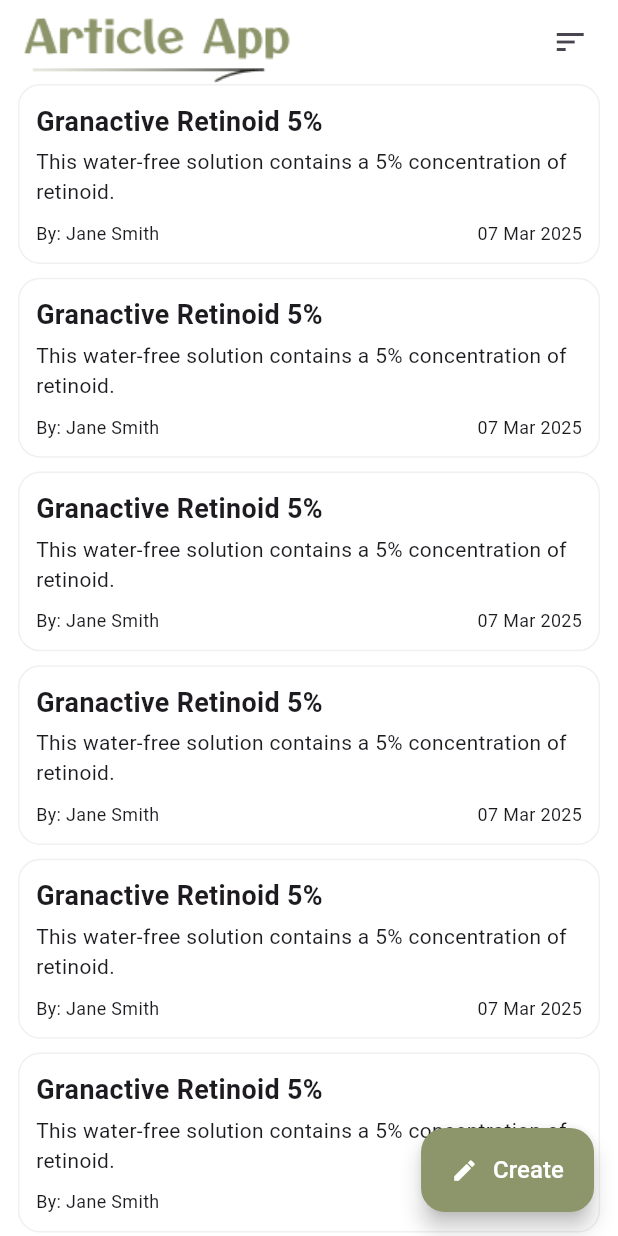
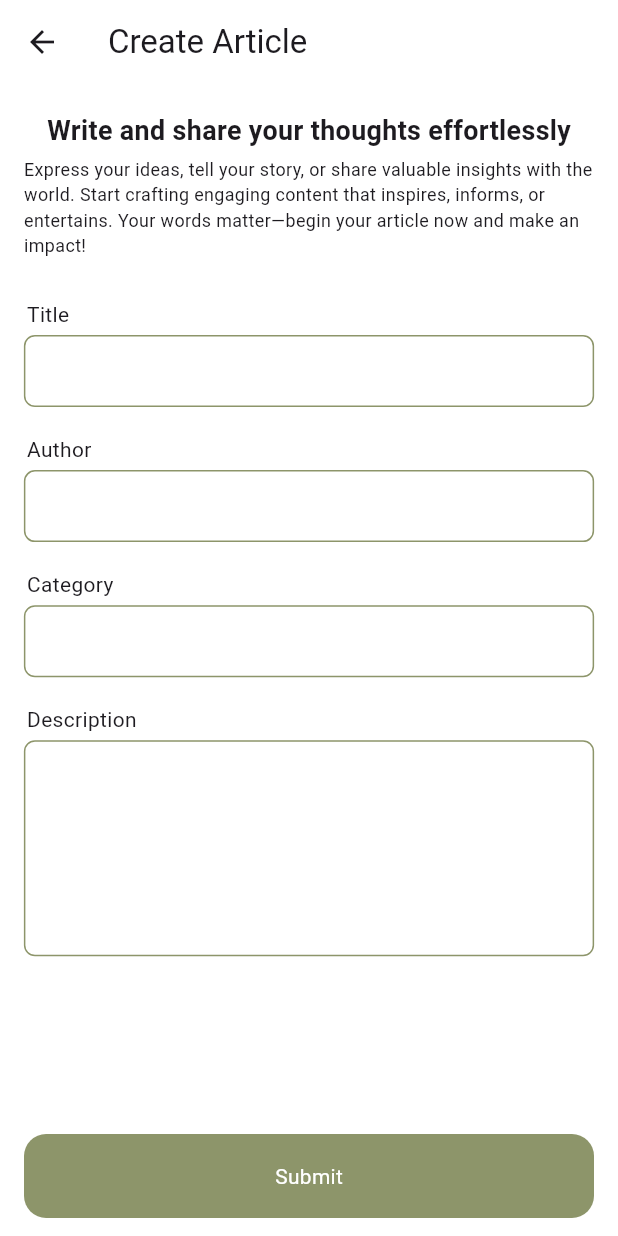
Before and after one commit to asadique2/article_app, a Flutter app: the screen it shows after launch, after a tap on "Create", on a phone screen of 412 x 824 dp. Run offline on Flutter 3.47's test engine with Material 3 defaults, Android fonts, the phone set to English and light mode, and no system bars; our stand-ins replace dio, flutter_screenutil, get.

Commit message:
complete article details and setup dio for api calling

```diff
--- /dev/null
+++ b/article_app/lib/app/modeule/article/binding/add_article_binding.dart
@@ -0,0 +1,9 @@
+import 'package:article_app/app/modeule/article/controller/add_article_controller.dart';
+import 'package:get/get.dart';
+
+class AddArticleBinding extends Bindings {
+  @override
+  void dependencies() {
+    Get.put(AddArticleController());
+  }
+}
--- /dev/null
+++ b/article_app/lib/app/modeule/article/controller/add_article_controller.dart
@@ -0,0 +1,3 @@
+import 'package:article_app/base/base_controller.dart';
+
+class AddArticleController extends BaseController {}
--- /dev/null
+++ b/article_app/lib/app/modeule/article/view/add_article_screen.dart
@@ -0,0 +1,57 @@
+import 'package:article_app/app/themes/app_colors.dart';
+import 'package:article_app/app/widgets/common_input_filed.dart';
+import 'package:article_app/app/widgets/common_text.dart';
+import 'package:article_app/app/widgets/custom_button.dart';
+import 'package:article_app/utils/text_field_wrapper.dart';
+import 'package:flutter/material.dart';
+import 'package:flutter_screenutil/flutter_screenutil.dart';
+import 'package:get/get.dart';
+
+class AddArticleScreen extends StatefulWidget {
+  const AddArticleScreen({super.key});
+
+  @override
+  State<AddArticleScreen> createState() => _AddArticleScreenState();
+}
+
+class _AddArticleScreenState extends State<AddArticleScreen> {
+  @override
+  Widget build(BuildContext context) {
+    return Scaffold(
+      appBar: AppBar(title: Text('Create Article')),
+      body: SingleChildScrollView(
+        child: Column(
+          children: [
+            SizedBox(height: 20.h),
+            title(text: 'Write and share your thoughts effortlessly'),
+            SizedBox(height: 4.h),
+            caption(
+              text:
+                  'Express your ideas, tell your story, or share valuable insights with the world. Start crafting engaging content that inspires, informs, or entertains. Your words matter—begin your article now and make an impact!',
+            ),
+            SizedBox(height: 30.h),
+            CommonInputField(wrapper: TextFieldWrapper(), labelText: 'Title'),
+            SizedBox(height: 20.h),
+            CommonInputField(wrapper: TextFieldWrapper(), labelText: 'Author'),
+            SizedBox(height: 20.h),
+            CommonInputField(
+              wrapper: TextFieldWrapper(),
+              labelText: 'Category',
+            ),
+            SizedBox(height: 20.h),
+            CommonInputField(
+              wrapper: TextFieldWrapper(),
+              labelText: 'Description',
+              maxLine: 5,
+            ),
+          ],
+        ).paddingSymmetric(horizontal: 16.w),
+      ),
+      bottomNavigationBar: BottomAppBar(
+        surfaceTintColor: AppColors.whiteColor,
+        color: AppColors.whiteColor,
+        child: CustomButton(name: 'Submit', onTap: () {}),
+      ),
+    );
+  }
+}
--- a/article_app/lib/app/modeule/article/view/article_screen.dart
+++ b/article_app/lib/app/modeule/article/view/article_screen.dart
@@ -7,9 +7,6 @@ import 'package:article_app/utils/text_field_wrapper.dart';
 import 'package:flutter/material.dart';
 import 'package:flutter_screenutil/flutter_screenutil.dart';
 import 'package:get/get.dart';
-
-import '../../../widgets/common_input_filed.dart';
-import '../../../widgets/custom_button.dart';
 import '../controller/article_controller.dart';
 
 class ArticleScreen extends GetView<ArticleController> {
@@ -30,7 +27,7 @@ class ArticleScreen extends GetView<ArticleController> {
       floatingActionButton: FloatingActionButton.extended(
         backgroundColor: AppColors.baseColor,
         foregroundColor: AppColors.whiteColor,
-        onPressed: () {},
+        onPressed: () => Get.toNamed(Routes.create_article),
         label: Row(
           children: [
             Icon(Icons.edit, size: 18.sp),
--- a/article_app/lib/app/routes/app_routes.dart
+++ b/article_app/lib/app/routes/app_routes.dart
@@ -1,5 +1,7 @@
+import 'package:article_app/app/modeule/article/binding/add_article_binding.dart';
 import 'package:article_app/app/modeule/article/binding/article_binding.dart';
 import 'package:article_app/app/modeule/article/binding/article_details_binding.dart';
+import 'package:article_app/app/modeule/article/view/add_article_screen.dart';
 import 'package:article_app/app/modeule/article/view/article_screen.dart';
 import 'package:get/get_navigation/src/routes/get_route.dart';
 
@@ -23,5 +25,10 @@ class AppPages {
       page: () => const ArticleDetailsScreen(),
       binding: ArticleDetailsBinding(),
     ),
+    GetPage(
+      name: Routes.create_article,
+      page: () => const AddArticleScreen(),
+      binding: AddArticleBinding(),
+    ),
   ];
 }
--- a/article_app/lib/app/widgets/common_input_filed.dart
+++ b/article_app/lib/app/widgets/common_input_filed.dart
@@ -58,6 +58,11 @@ class CommonInputField extends StatelessWidget {
         crossAxisAlignment: CrossAxisAlignment.start,
         mainAxisSize: MainAxisSize.min,
         children: [
+          Column(
+            crossAxisAlignment: CrossAxisAlignment.start,
+            children: [
+              body(text: labelText).paddingSymmetric(horizontal: 2.w),
+              SizedBox(height: 4.h),
               TextFormField(
                 maxLines: maxLine,
                 controller: wrapper.controller,
@@ -72,20 +77,21 @@ class CommonInputField extends StatelessWidget {
                 focusNode: focusNode,
                 decoration: InputDecoration(
                   prefixText: prefixText,
-              labelText: labelText,
+                  // labelText: labelText,
                   errorMaxLines: null,
                   isDense: true,
-              errorText: wrapper.errorText.isEmpty ? null : wrapper.errorText,
+                  errorText:
+                      wrapper.errorText.isEmpty ? null : wrapper.errorText,
                   hintStyle: hintStyle,
                   counterText: '',
                   fillColor: isEnabled ? Colors.white : Colors.grey.shade200,
                   filled: true,
-              hintText: isHintCapital ? hintText : hintText.capitalizeFirst,
+                  // hintText: isHintCapital ? hintText : hintText.capitalizeFirst,
                   enabled: isEnabled,
                   suffixIcon: suffixIcon,
                   prefixIcon: prefixIcon,
                   contentPadding: contentPadding,
-              floatingLabelBehavior: FloatingLabelBehavior.always,
+                  floatingLabelBehavior: FloatingLabelBehavior.never,
                   errorBorder: border(),
                   border: border(),
                   enabledBorder: border(),
@@ -93,6 +99,8 @@ class CommonInputField extends StatelessWidget {
                   focusedBorder: border(),
                 ),
                 onChanged: onChanged,
+              ),
+            ],
           ),
         ],
       ),
--- a/article_app/pubspec.yaml
+++ b/article_app/pubspec.yaml
@@ -37,6 +37,7 @@ dependencies:
   get: ^4.7.2
   flutter_screenutil: ^5.9.3
   intl: ^0.20.2
+  dio: ^5.8.0+1
 
 dev_dependencies:
   flutter_test:
```
Also changed, not shown: article_app/lib/app/model/generic_response.dart (added, +23 -0 lines), article_app/lib/app/model/response.dart (added, +15 -0 lines), article_app/lib/app/repository/article_repository.dart (added, +19 -0 lines), article_app/lib/utils/exception_handler.dart (added, +32 -0 lines), article_app/pubspec.lock. Lines whose indentation alone changed are shown as unchanged.
